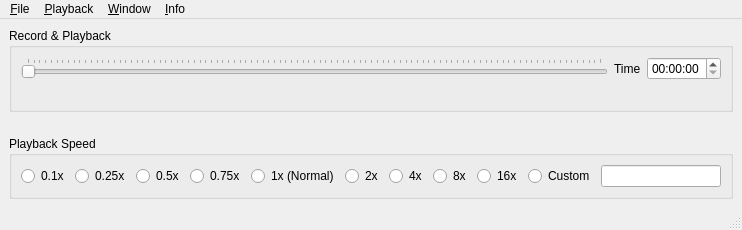
First picture: the form in src/UserInterface/src/MainWindow.ui, repository till213/SkyDolly, before the edit.
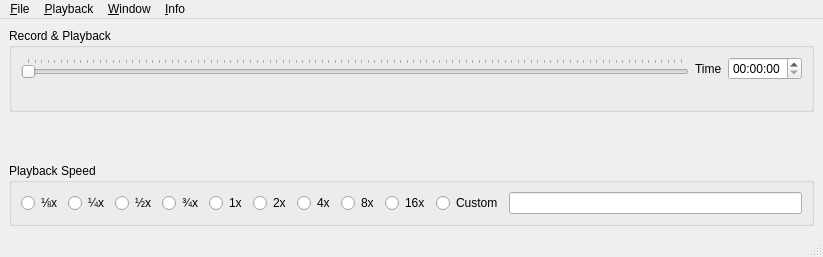
Second picture: the form after the edit. Icons and pictures are not drawn.

Commit message: Use fractional characters (1/8, 1/4, 1/2 etc.) for playback speed

Patch:
```diff
--- a/src/UserInterface/src/MainWindow.ui
+++ b/src/UserInterface/src/MainWindow.ui
@@ -6,8 +6,8 @@
    <rect>
     <x>0</x>
     <y>0</y>
-    <width>718</width>
-    <height>230</height>
+    <width>823</width>
+    <height>257</height>
    </rect>
   </property>
   <property name="windowTitle">
@@ -119,35 +119,35 @@
        <item row="0" column="0">
         <widget class="QRadioButton" name="playbackSpeed01xRadioButton">
          <property name="text">
-          <string>0.1x</string>
+          <string>⅛x</string>
          </property>
         </widget>
        </item>
        <item row="0" column="1">
         <widget class="QRadioButton" name="playbackSpeed025xRadioButton">
          <property name="text">
-          <string>0.25x</string>
+          <string>¼x</string>
          </property>
         </widget>
        </item>
        <item row="0" column="2">
         <widget class="QRadioButton" name="playbackSpeed05xRadioButton">
          <property name="text">
-          <string>0.5x</string>
+          <string>½x</string>
          </property>
         </widget>
        </item>
        <item row="0" column="3">
         <widget class="QRadioButton" name="playbackSpeed075xRadioButton">
          <property name="text">
-          <string>0.75x</string>
+          <string>¾x</string>
          </property>
         </widget>
        </item>
        <item row="0" column="4">
         <widget class="QRadioButton" name="playbackSpeed1xRadioButton">
          <property name="text">
-          <string>1x (Normal)</string>
+          <string>1x</string>
          </property>
         </widget>
        </item>
@@ -206,8 +206,8 @@
     <rect>
      <x>0</x>
      <y>0</y>
-     <width>718</width>
-     <height>21</height>
+     <width>823</width>
+     <height>22</height>
     </rect>
    </property>
    <widget class="QMenu" name="menu_File">
```
Left out of the diff: 8 changed lines with no effect on the pictures. The commit also changes 1 other file.
